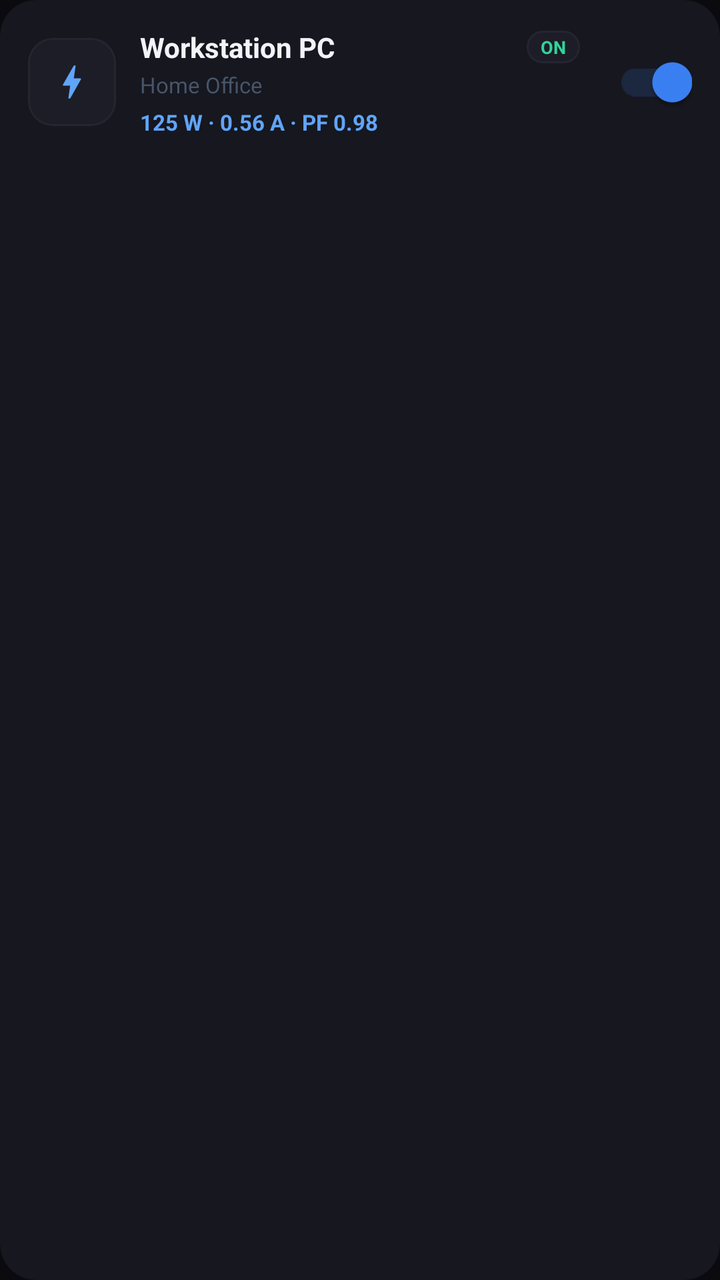
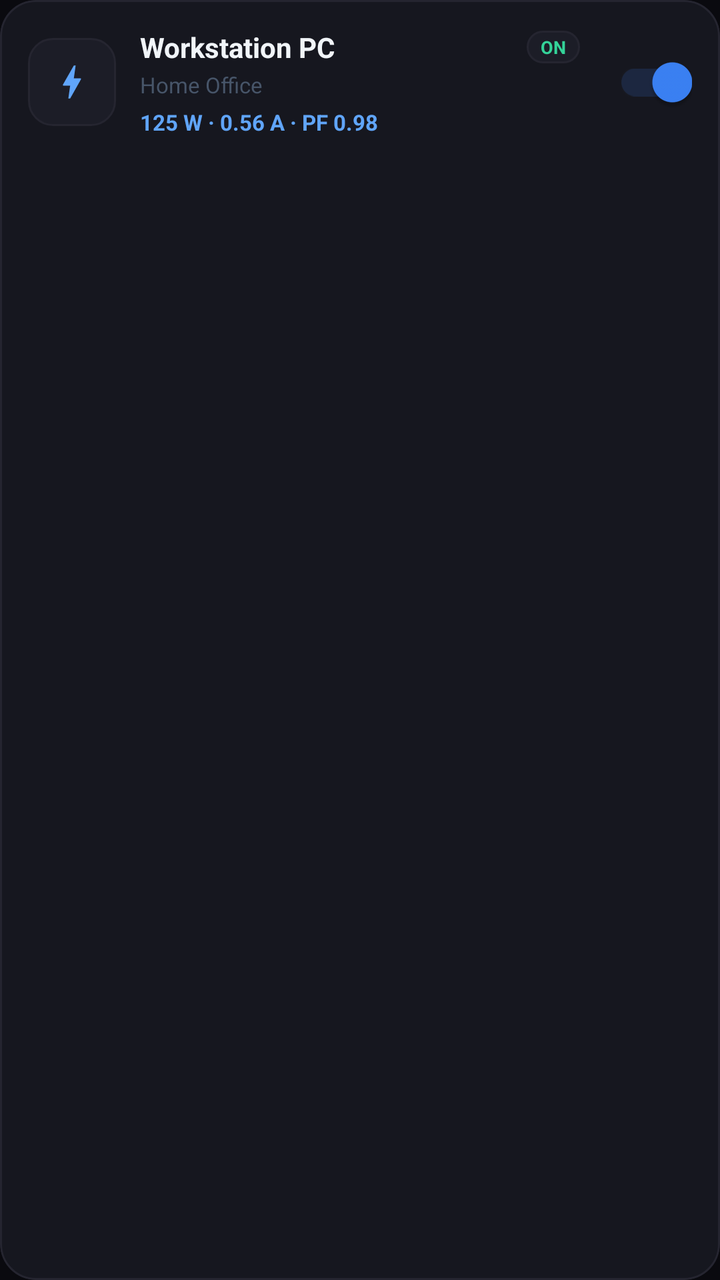

The first picture is an Android layout as it rendered before a commit; the second is the same layout after the commit. The layout source and the unified diff follow.
<!-- AndroidManifest.xml: application theme Theme.SmartEnergyTracker -->
<!-- res/layout/item_circuit_card.xml -->
<?xml version="1.0" encoding="utf-8"?>
<androidx.cardview.widget.CardView
    xmlns:android="http://schemas.android.com/apk/res/android"
    xmlns:app="http://schemas.android.com/apk/res-auto"
    android:id="@+id/card_circuit_root"
    android:layout_width="match_parent"
    android:layout_height="wrap_content"
    android:layout_marginStart="20dp"
    android:layout_marginEnd="20dp"
    android:layout_marginBottom="10dp"
    android:clickable="true"
    android:focusable="true"
    android:foreground="?attr/selectableItemBackground"
    app:cardBackgroundColor="@color/bg_card"
    app:cardCornerRadius="18dp"
    app:cardElevation="0dp"
    app:strokeColor="@color/card_border"
    app:strokeWidth="1dp">

    <LinearLayout
        android:layout_width="match_parent"
        android:layout_height="wrap_content"
        android:gravity="center_vertical"
        android:orientation="horizontal"
        android:padding="14dp">

        
        <FrameLayout
            android:layout_width="44dp"
            android:layout_height="44dp"
            android:background="@drawable/bg_icon_container">

            <ImageView
                android:id="@+id/iv_circuit_icon"
                android:layout_width="22dp"
                android:layout_height="22dp"
                android:layout_gravity="center"
                android:src="@drawable/ic_bolt"
                app:tint="@color/blue_400" />

            <View
                android:id="@+id/indicator_anomaly"
                android:layout_width="9dp"
                android:layout_height="9dp"
                android:layout_gravity="top|end"
                android:layout_marginTop="3dp"
                android:layout_marginEnd="3dp"
                android:background="@drawable/bg_badge_red"
                android:visibility="gone" />
        </FrameLayout>

        
        <LinearLayout
            android:layout_width="0dp"
            android:layout_height="wrap_content"
            android:layout_marginStart="12dp"
            android:layout_marginEnd="8dp"
            android:layout_weight="1"
            android:orientation="vertical">

            <LinearLayout
                android:layout_width="match_parent"
                android:layout_height="wrap_content"
                android:gravity="center_vertical"
                android:orientation="horizontal">

                <TextView
                    android:id="@+id/tv_circuit_name"
                    android:layout_width="0dp"
                    android:layout_height="wrap_content"
                    android:layout_weight="1"
                    android:ellipsize="end"
                    android:maxLines="1"
                    android:singleLine="true"
                    android:text="Workstation PC"
                    android:textColor="@color/text_primary"
                    android:textSize="14sp"
                    android:textStyle="bold" />

                <TextView
                    android:id="@+id/tv_circuit_status_badge"
                    android:layout_width="wrap_content"
                    android:layout_height="wrap_content"
                    android:background="@drawable/bg_action_pill"
                    android:paddingStart="7dp"
                    android:paddingTop="2dp"
                    android:paddingEnd="7dp"
                    android:paddingBottom="2dp"
                    android:singleLine="true"
                    android:text="ON"
                    android:textColor="@color/emerald_400"
                    android:textSize="9sp"
                    android:textStyle="bold" />
            </LinearLayout>

            <TextView
                android:id="@+id/tv_circuit_location"
                android:layout_width="wrap_content"
                android:layout_height="wrap_content"
                android:layout_marginTop="2dp"
                android:ellipsize="end"
                android:maxLines="1"
                android:singleLine="true"
                android:text="Home Office"
                android:textColor="@color/text_muted"
                android:textSize="11sp" />

            <TextView
                android:id="@+id/tv_circuit_metrics"
                android:layout_width="wrap_content"
                android:layout_height="wrap_content"
                android:layout_marginTop="4dp"
                android:singleLine="true"
                android:text="125 W · 0.56 A · PF 0.98"
                android:textColor="@color/blue_400"
                android:textSize="11sp"
                android:textStyle="bold" />
        </LinearLayout>

        
        <com.google.android.material.switchmaterial.SwitchMaterial
            android:id="@+id/switch_circuit"
            android:layout_width="wrap_content"
            android:layout_height="wrap_content"
            android:checked="true"
            app:thumbTint="@color/blue_500"
            app:trackTint="#263B82F6" />
    </LinearLayout>
</androidx.cardview.widget.CardView>
<!-- resources referenced by this layout -->
<resources>
  <color name="bg_card">#16171F</color>
  <color name="blue_400">#60A5FA</color>
  <color name="blue_500">#3B82F6</color>
  <color name="card_border">#252530</color>
  <color name="emerald_400">#34D399</color>
  <color name="text_muted">#475569</color>
  <color name="text_primary">#F1F5F9</color>
  <!-- drawable bg_action_pill (drawable) -->
  <?xml version="1.0" encoding="utf-8"?>
  <shape xmlns:android="http://schemas.android.com/apk/res/android"
      android:shape="rectangle">
      <solid android:color="#1C1D27" />
      <stroke android:width="1dp" android:color="#252530" />
      <corners android:radius="16dp" />
  </shape>
  <!-- drawable bg_badge_red (drawable) -->
  <?xml version="1.0" encoding="utf-8"?>
  <shape xmlns:android="http://schemas.android.com/apk/res/android"
      android:shape="oval">
      <solid android:color="@color/rose_500" />
      <stroke
          android:width="2dp"
          android:color="#FFFFFF" />
  </shape>
  <!-- drawable bg_icon_container (drawable) -->
  <?xml version="1.0" encoding="utf-8"?>
  <shape xmlns:android="http://schemas.android.com/apk/res/android"
      android:shape="rectangle">
      <solid android:color="#1C1D27" />
      <stroke android:width="1dp" android:color="#252530" />
      <corners android:radius="12dp" />
  </shape>
  <!-- drawable ic_bolt (drawable) -->
  <vector xmlns:android="http://schemas.android.com/apk/res/android"
      android:width="24dp"
      android:height="24dp"
      android:viewportWidth="24"
      android:viewportHeight="24">
      <path
          android:fillColor="@color/amber_500"
          android:pathData="M11,21h-1l1,-7H7.5c-0.58,0 -0.57,-0.32 -0.38,-0.66 0.19,-0.34 0.05,-0.08 0.07,-0.12C8.48,10.94 10.42,7.54 13,3h1l-1,7h3.5c0.49,0 0.56,0.33 0.31,0.68l-5.81,10.32z"/>
  </vector>
  <style name="Theme.SmartEnergyTracker" parent="Theme.MaterialComponents.DayNight.NoActionBar">
          
          <item name="colorPrimary">@color/blue_500</item>
          <item name="colorPrimaryVariant">@color/blue_600</item>
          <item name="colorOnPrimary">@color/text_white</item>
          <item name="colorSecondary">@color/blue_400</item>
          <item name="colorOnSecondary">@color/text_white</item>
  
          
          <item name="android:windowBackground">@color/bg_dark</item>
          <item name="android:statusBarColor">@color/bg_dark</item>
          <item name="android:navigationBarColor">@color/bg_dark</item>
          <item name="android:windowLightStatusBar" tools:targetApi="m">false</item>
          <item name="android:windowLightNavigationBar" tools:targetApi="o_mr1">false</item>
  
          
          <item name="colorControlNormal">@color/text_muted</item>
          <item name="colorControlActivated">@color/blue_500</item>
          <item name="colorControlHighlight">@color/blue_bg</item>
  
          
          <item name="colorSurface">@color/bg_card</item>
          <item name="colorOnSurface">@color/text_primary</item>
          <item name="android:colorBackground">@color/bg_dark</item>
      </style>
  <color name="rose_500">#F43F5E</color>
  <color name="amber_500">#F59E0B</color>
  <color name="blue_600">#2563EB</color>
  <color name="text_white">#FFFFFF</color>
  <color name="bg_dark">#0A0A0F</color>
  <color name="blue_bg">#1A3B82F6</color>
</resources>

<!-- the commit's change to res/layout/item_circuit_card.xml (unified diff, before → after) -->
@@ -1,5 +1,5 @@
 <?xml version="1.0" encoding="utf-8"?>
-<androidx.cardview.widget.CardView
+<com.google.android.material.card.MaterialCardView
     xmlns:android="http://schemas.android.com/apk/res/android"
     xmlns:app="http://schemas.android.com/apk/res-auto"
     android:id="@+id/card_circuit_root"
@@ -126,4 +126,4 @@
             app:thumbTint="@color/blue_500"
             app:trackTint="#263B82F6" />
     </LinearLayout>
-</androidx.cardview.widget.CardView>
+</com.google.android.material.card.MaterialCardView>
